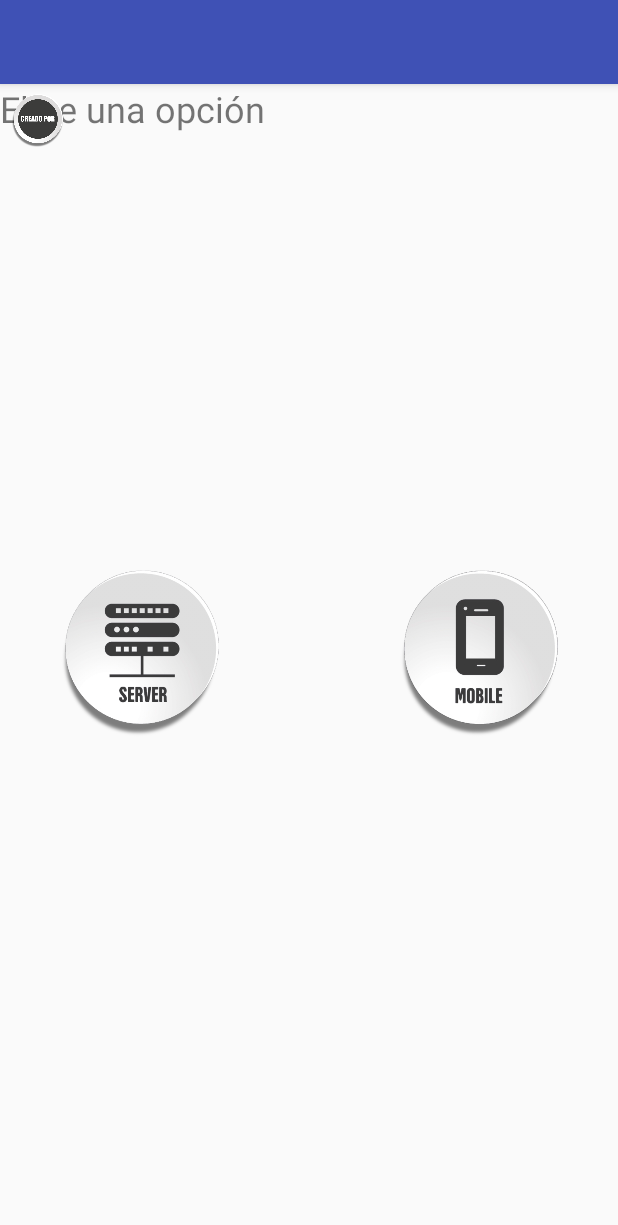
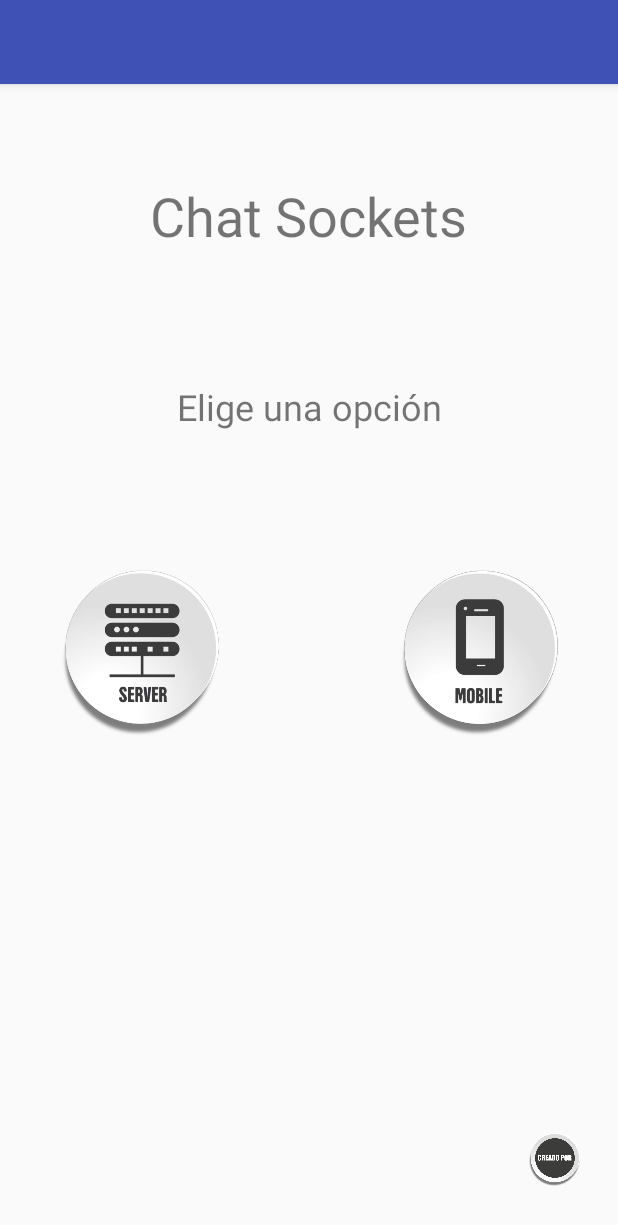
Before and after one commit to eduldtv/Sockets, an Android app: the screen it shows after launch (ClasePrincipal), on a phone screen of 412 x 824 dp. Shown: the top 1225 px of the screen. Run offline under Robolectric (Android 15) with nearby library versions, the phone set to English and light mode, and no system bars.

Commit message:
Merge remote-tracking branch 'origin/master'
# Conflicts:
#	app/src/main/res/layout/layout_clase_principal.xml

```diff
--- a/app/src/main/res/layout/layout_clase_principal.xml
+++ b/app/src/main/res/layout/layout_clase_principal.xml
@@ -37,14 +37,33 @@
         android:layout_height="36dp"
         android:text="Elige una opción"
         android:textSize="24sp"
-        tools:layout_editor_absoluteX="105dp"
-        tools:layout_editor_absoluteY="131dp" />
+        app:layout_constraintBottom_toBottomOf="parent"
+        app:layout_constraintEnd_toEndOf="parent"
+        app:layout_constraintStart_toStartOf="parent"
+        app:layout_constraintTop_toTopOf="parent"
+        app:layout_constraintVertical_bias="0.271" />
 
     <Button
         android:id="@+id/button2"
         android:layout_width="50dp"
         android:layout_height="50dp"
         android:background="@drawable/creado"
-        tools:layout_editor_absoluteX="318dp"
-        tools:layout_editor_absoluteY="445dp" />
+        app:layout_constraintBottom_toBottomOf="parent"
+        app:layout_constraintEnd_toEndOf="parent"
+        app:layout_constraintHorizontal_bias="0.952"
+        app:layout_constraintStart_toStartOf="parent"
+        app:layout_constraintTop_toTopOf="parent"
+        app:layout_constraintVertical_bias="0.965" />
+
+    <TextView
+        android:id="@+id/t_Titulo"
+        android:layout_width="wrap_content"
+        android:layout_height="wrap_content"
+        android:text="Chat Sockets"
+        android:textSize="36sp"
+        app:layout_constraintBottom_toBottomOf="parent"
+        app:layout_constraintEnd_toEndOf="parent"
+        app:layout_constraintStart_toStartOf="parent"
+        app:layout_constraintTop_toTopOf="parent"
+        app:layout_constraintVertical_bias="0.088" />
 </android.support.constraint.ConstraintLayout>
--- a/app/src/main/res/layout/layout_clase_servidor.xml
+++ b/app/src/main/res/layout/layout_clase_servidor.xml
@@ -5,4 +5,8 @@
     xmlns:tools="http://schemas.android.com/tools"
     tools:context=".ClaseServidor">
 
+    <LinearLayout
+        android:layout_width="match_parent"
+        android:layout_height="match_parent"
+        android:orientation="vertical"></LinearLayout>
 </android.support.constraint.ConstraintLayout>
```
